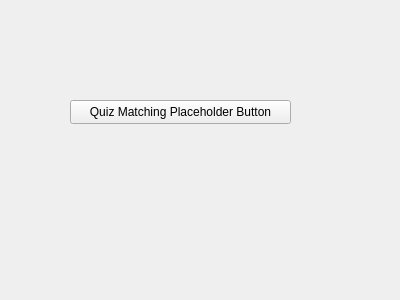
Above: A8EduApp/quizmatchingwidget.ui from University-of-Utah-CS3505/a9-edu-app-f24-00Calvin00 before the change. Below: the same form after it.
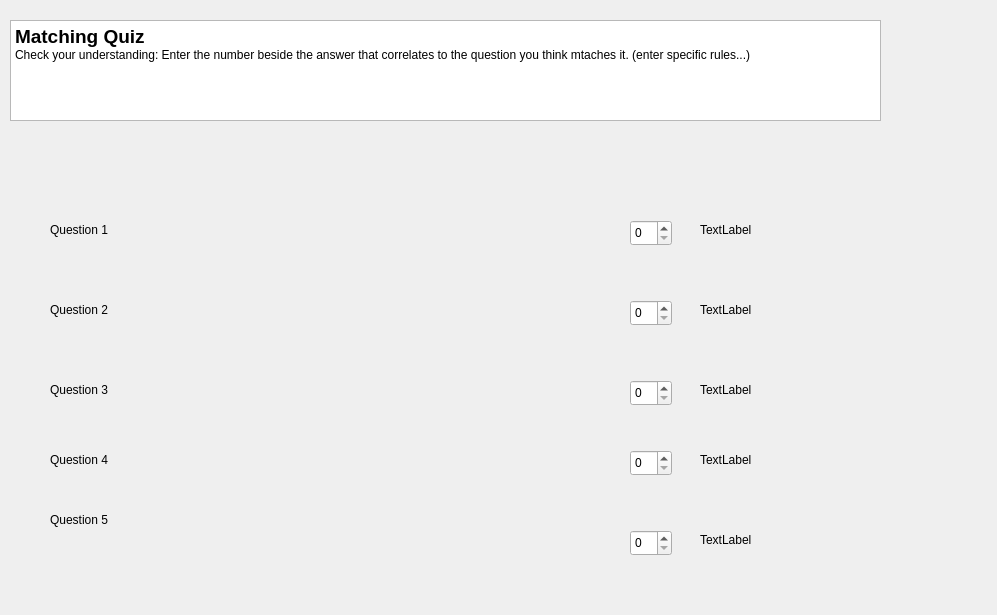
That is the form after the change.

Commit message: created general ui layout for matching quiz

```diff
--- a/A8EduApp/quizmatchingwidget.ui
+++ b/A8EduApp/quizmatchingwidget.ui
@@ -6,24 +6,212 @@
    <rect>
     <x>0</x>
     <y>0</y>
-    <width>400</width>
-    <height>300</height>
+    <width>997</width>
+    <height>615</height>
    </rect>
   </property>
   <property name="windowTitle">
    <string>Form</string>
   </property>
-  <widget class="QPushButton" name="pushButton">
+  <widget class="QLabel" name="label_2">
    <property name="geometry">
     <rect>
-     <x>70</x>
-     <y>100</y>
-     <width>221</width>
-     <height>24</height>
+     <x>50</x>
+     <y>220</y>
+     <width>101</width>
+     <height>20</height>
     </rect>
    </property>
    <property name="text">
-    <string>Quiz Matching Placeholder Button</string>
+    <string>Question 1</string>
+   </property>
+  </widget>
+  <widget class="QTextBrowser" name="textBrowser">
+   <property name="geometry">
+    <rect>
+     <x>10</x>
+     <y>20</y>
+     <width>871</width>
+     <height>101</height>
+    </rect>
+   </property>
+   <property name="html">
+    <string>&lt;!DOCTYPE HTML PUBLIC &quot;-//W3C//DTD HTML 4.0//EN&quot; &quot;http://www.w3.org/TR/REC-html40/strict.dtd&quot;&gt;
+&lt;html&gt;&lt;head&gt;&lt;meta name=&quot;qrichtext&quot; content=&quot;1&quot; /&gt;&lt;meta charset=&quot;utf-8&quot; /&gt;&lt;style type=&quot;text/css&quot;&gt;
+p, li { white-space: pre-wrap; }
+hr { height: 1px; border-width: 0; }
+li.unchecked::marker { content: &quot;\2610&quot;; }
+li.checked::marker { content: &quot;\2612&quot;; }
+&lt;/style&gt;&lt;/head&gt;&lt;body style=&quot; font-family:'Segoe UI'; font-size:9pt; font-weight:400; font-style:normal;&quot;&gt;
+&lt;p style=&quot; margin-top:0px; margin-bottom:0px; margin-left:0px; margin-right:0px; -qt-block-indent:0; text-indent:0px;&quot;&gt;&lt;span style=&quot; font-size:14pt; font-weight:700;&quot;&gt;Matching Quiz&lt;/span&gt;&lt;/p&gt;
+&lt;p style=&quot; margin-top:0px; margin-bottom:0px; margin-left:0px; margin-right:0px; -qt-block-indent:0; text-indent:0px;&quot;&gt;Check your understanding: Enter the number beside the answer that correlates to the question you think mtaches it. (enter specific rules...)&lt;/p&gt;&lt;/body&gt;&lt;/html&gt;</string>
+   </property>
+  </widget>
+  <widget class="QLabel" name="label">
+   <property name="geometry">
+    <rect>
+     <x>50</x>
+     <y>300</y>
+     <width>71</width>
+     <height>20</height>
+    </rect>
+   </property>
+   <property name="text">
+    <string>Question 2</string>
+   </property>
+  </widget>
+  <widget class="QLabel" name="label_3">
+   <property name="geometry">
+    <rect>
+     <x>50</x>
+     <y>380</y>
+     <width>91</width>
+     <height>20</height>
+    </rect>
+   </property>
+   <property name="text">
+    <string>Question 3</string>
+   </property>
+  </widget>
+  <widget class="QLabel" name="label_4">
+   <property name="geometry">
+    <rect>
+     <x>50</x>
+     <y>450</y>
+     <width>81</width>
+     <height>20</height>
+    </rect>
+   </property>
+   <property name="text">
+    <string>Question 4</string>
+   </property>
+  </widget>
+  <widget class="QLabel" name="label_5">
+   <property name="geometry">
+    <rect>
+     <x>50</x>
+     <y>510</y>
+     <width>81</width>
+     <height>20</height>
+    </rect>
+   </property>
+   <property name="text">
+    <string>Question 5</string>
+   </property>
+  </widget>
+  <widget class="QLabel" name="label_6">
+   <property name="geometry">
+    <rect>
+     <x>700</x>
+     <y>220</y>
+     <width>63</width>
+     <height>20</height>
+    </rect>
+   </property>
+   <property name="text">
+    <string>TextLabel</string>
+   </property>
+  </widget>
+  <widget class="QLabel" name="label_7">
+   <property name="geometry">
+    <rect>
+     <x>700</x>
+     <y>300</y>
+     <width>63</width>
+     <height>20</height>
+    </rect>
+   </property>
+   <property name="text">
+    <string>TextLabel</string>
+   </property>
+  </widget>
+  <widget class="QLabel" name="label_8">
+   <property name="geometry">
+    <rect>
+     <x>700</x>
+     <y>380</y>
+     <width>63</width>
+     <height>20</height>
+    </rect>
+   </property>
+   <property name="text">
+    <string>TextLabel</string>
+   </property>
+  </widget>
+  <widget class="QLabel" name="label_9">
+   <property name="geometry">
+    <rect>
+     <x>700</x>
+     <y>450</y>
+     <width>63</width>
+     <height>20</height>
+    </rect>
+   </property>
+   <property name="text">
+    <string>TextLabel</string>
+   </property>
+  </widget>
+  <widget class="QLabel" name="label_10">
+   <property name="geometry">
+    <rect>
+     <x>700</x>
+     <y>530</y>
+     <width>63</width>
+     <height>20</height>
+    </rect>
+   </property>
+   <property name="text">
+    <string>TextLabel</string>
+   </property>
+  </widget>
+  <widget class="QSpinBox" name="spinBox">
+   <property name="geometry">
+    <rect>
+     <x>630</x>
+     <y>220</y>
+     <width>42</width>
+     <height>26</height>
+    </rect>
+   </property>
+  </widget>
+  <widget class="QSpinBox" name="spinBox_2">
+   <property name="geometry">
+    <rect>
+     <x>630</x>
+     <y>300</y>
+     <width>42</width>
+     <height>26</height>
+    </rect>
+   </property>
+  </widget>
+  <widget class="QSpinBox" name="spinBox_3">
+   <property name="geometry">
+    <rect>
+     <x>630</x>
+     <y>380</y>
+     <width>42</width>
+     <height>26</height>
+    </rect>
+   </property>
+  </widget>
+  <widget class="QSpinBox" name="spinBox_4">
+   <property name="geometry">
+    <rect>
+     <x>630</x>
+     <y>450</y>
+     <width>42</width>
+     <height>26</height>
+    </rect>
+   </property>
+  </widget>
+  <widget class="QSpinBox" name="spinBox_5">
+   <property name="geometry">
+    <rect>
+     <x>630</x>
+     <y>530</y>
+     <width>42</width>
+     <height>26</height>
+    </rect>
    </property>
   </widget>
  </widget>
```
The commit also changes 213 other files.
